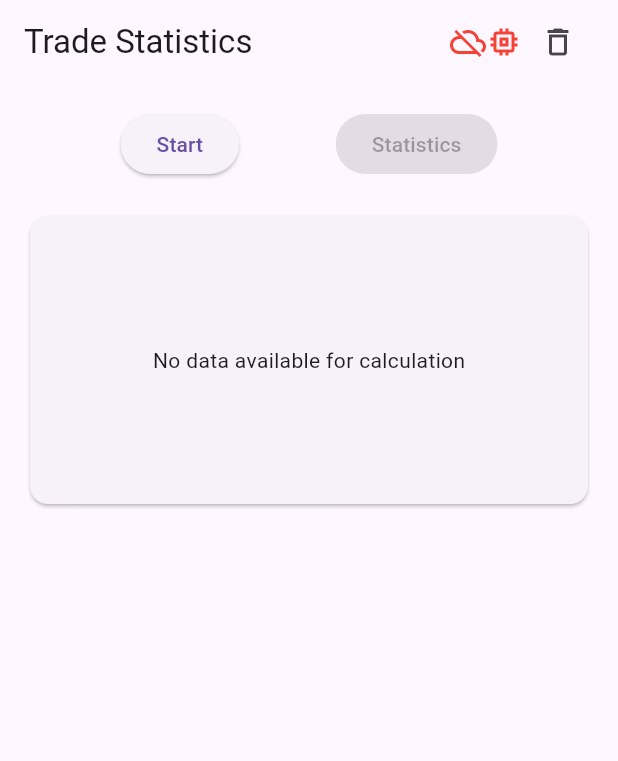
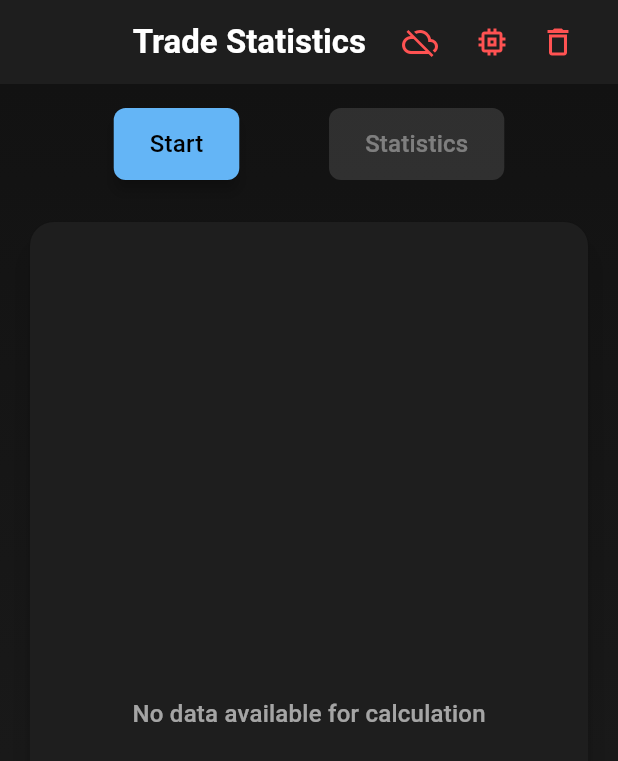
Before and after one commit to dsvsergey/stock_market_quotes, a Flutter app: the screen it shows after launch, after a tap on the "delete outline" icon, on a phone screen of 412 x 824 dp. Shown: the top 761 px of the screen. Run offline on Flutter 3.47's test engine with Material 3 defaults, Android fonts, the light colour scheme and no system bars; our stand-ins replace dartz, flutter_riverpod, isar; accounts and stored records are empty; generated files the repository leaves out were written again.

Commit message:
Enhance UI and refactor services for improved user experience and localization
- Updated the main application theme to use a dark color scheme with enhanced card and button styles.
- Refactored HomeScreen layout to improve usability, including better status indicators and action buttons.
- Integrated localization into various services and views, ensuring consistent error messaging and user feedback.
- Cleaned up imports and removed deprecated member usage warnings across multiple files.
- Enhanced StatisticsTable widget with improved styling and layout for better data presentation.

```diff
--- a/lib/main.dart
+++ b/lib/main.dart
@@ -1,3 +1,5 @@
+// ignore_for_file: deprecated_member_use
+
 import 'package:flutter/material.dart';
 import 'package:flutter_riverpod/flutter_riverpod.dart';
 import 'package:flutter_localizations/flutter_localizations.dart';
@@ -29,7 +31,34 @@ class MainApp extends ConsumerWidget {
       child: MaterialApp(
         title: 'Trade Statistics',
         theme: ThemeData(
-          primarySwatch: Colors.blue,
+          colorScheme: ColorScheme.dark(
+            primary: Colors.blue.shade300,
+            secondary: Colors.tealAccent,
+            surface: const Color(0xFF1E1E1E),
+            background: const Color(0xFF121212),
+            error: Colors.redAccent,
+          ),
+          cardTheme: CardTheme(
+            color: const Color(0xFF1E1E1E),
+            elevation: 4,
+            shape: RoundedRectangleBorder(
+              borderRadius: BorderRadius.circular(12),
+            ),
+          ),
+          elevatedButtonTheme: ElevatedButtonThemeData(
+            style: ElevatedButton.styleFrom(
+              padding: const EdgeInsets.symmetric(horizontal: 24, vertical: 12),
+              shape: RoundedRectangleBorder(
+                borderRadius: BorderRadius.circular(8),
+              ),
+            ),
+          ),
+          appBarTheme: const AppBarTheme(
+            backgroundColor: Color(0xFF1E1E1E),
+            elevation: 0,
+            centerTitle: true,
+          ),
+          scaffoldBackgroundColor: const Color(0xFF121212),
           useMaterial3: true,
         ),
         localizationsDelegates: const [
--- a/lib/providers/providers.dart
+++ b/lib/providers/providers.dart
@@ -1,10 +1,11 @@
 import 'package:flutter_riverpod/flutter_riverpod.dart';
+
+import '../l10n/app_localizations.dart';
 import '../models/quote.dart';
 import '../models/statistics.dart';
 import '../services/database_service.dart';
+import '../services/statistics_service.dart';
 import '../services/websocket_service.dart';
-import '../services/statistics_service.dart';
-import '../l10n/app_localizations.dart';
 
 // Провайдер для локалізації
 final localizationProvider = Provider<AppLocalizations>((ref) {
--- a/lib/services/database_service.dart
+++ b/lib/services/database_service.dart
@@ -1,9 +1,10 @@
+import 'package:dartz/dartz.dart';
 import 'package:isar/isar.dart';
 import 'package:path_provider/path_provider.dart';
-import 'package:dartz/dartz.dart';
+
+import '../l10n/app_localizations.dart';
 import '../models/quote.dart';
 import '../models/statistics.dart';
-import '../l10n/app_localizations.dart';
 
 class DatabaseFailure {
   final String message;
--- a/lib/services/websocket_service.dart
+++ b/lib/services/websocket_service.dart
@@ -3,10 +3,12 @@ import 'dart:convert';
 import 'dart:developer';
 import 'dart:io';
 import 'dart:isolate';
+
 import 'package:dartz/dartz.dart';
+
+import '../l10n/app_localizations.dart';
 import '../models/quote.dart';
 import 'database_service.dart';
-import '../l10n/app_localizations.dart';
 
 class WebSocketFailure {
   final String message;
@@ -26,8 +28,6 @@ class WebSocketService {
   Timer? _throttleTimer;
   static const _reconnectDelay = Duration(seconds: 5);
   static const _pingInterval = Duration(seconds: 30);
-  static const _throttleInterval = Duration(milliseconds: 100);
-  List<Quote> _buffer = [];
   Isolate? _isolate;
   ReceivePort? _receivePort;
   SendPort? _sendPort;
@@ -164,7 +164,6 @@ class WebSocketService {
 
     // Перший байт - FIN і опкод
     final byte1 = data[0];
-    final fin = (byte1 & 0x80) != 0;
     final opcode = byte1 & 0x0F;
 
     // Другий байт - маска і довжина
--- a/lib/views/home_screen.dart
+++ b/lib/views/home_screen.dart
@@ -1,9 +1,11 @@
+// ignore_for_file: deprecated_member_use
+
 import 'package:flutter/material.dart';
 import 'package:flutter_riverpod/flutter_riverpod.dart';
+
+import '../l10n/app_localizations.dart';
 import '../providers/providers.dart';
-import '../l10n/app_localizations.dart';
 import 'statistics_table.dart';
-import 'package:share_plus/share_plus.dart';
 
 class HomeScreen extends ConsumerWidget {
   const HomeScreen({super.key});
@@ -11,31 +13,47 @@ class HomeScreen extends ConsumerWidget {
   @override
   Widget build(BuildContext context, WidgetRef ref) {
     final l10n = AppLocalizations.of(context);
+    final theme = Theme.of(context);
     final isConnected = ref.watch(websocketConnectionProvider);
     final isIsolateRunning = ref.watch(websocketIsolateProvider).value ?? false;
-    final quotesStream = ref.watch(lastQuotesProvider(100));
+    ref.watch(lastQuotesProvider(100));
     final isCalculating = ref.watch(statisticsProvider).isLoading;
 
     return Scaffold(
       appBar: AppBar(
-        title: Text(l10n.appTitle),
+        title: Text(
+          l10n.appTitle,
+          style: theme.textTheme.titleLarge?.copyWith(
+            color: theme.colorScheme.onSurface,
+            fontWeight: FontWeight.bold,
+          ),
+        ),
         actions: [
-          Icon(
-            isConnected ? Icons.cloud_done : Icons.cloud_off,
-            color: isConnected ? Colors.green : Colors.red,
+          _buildStatusIcon(
+            icon: isConnected ? Icons.cloud_done : Icons.cloud_off,
+            color: isConnected ? Colors.greenAccent : Colors.redAccent,
+            theme: theme,
           ),
-          Icon(
-            isIsolateRunning ? Icons.memory : Icons.memory_outlined,
-            color: isIsolateRunning ? Colors.green : Colors.red,
+          const SizedBox(width: 8),
+          _buildStatusIcon(
+            icon: isIsolateRunning ? Icons.memory : Icons.memory_outlined,
+            color: isIsolateRunning ? Colors.greenAccent : Colors.redAccent,
+            theme: theme,
           ),
           IconButton(
-            icon: const Icon(Icons.delete_outline),
+            icon: Icon(
+              Icons.delete_outline,
+              color: theme.colorScheme.error,
+            ),
             onPressed: () async {
               final databaseService = ref.read(databaseServiceProvider);
               final result = await databaseService.clearAllQuotes();
               result.fold(
                 (failure) => ScaffoldMessenger.of(context).showSnackBar(
-                  SnackBar(content: Text(failure.message)),
+                  SnackBar(
+                    content: Text(failure.message),
+                    backgroundColor: theme.colorScheme.error,
+                  ),
                 ),
                 (_) => ref.read(statisticsUpdateProvider.notifier).state++,
               );
@@ -44,84 +62,102 @@ class HomeScreen extends ConsumerWidget {
           const SizedBox(width: 16),
         ],
       ),
-      body: Padding(
+      body: Container(
+        decoration: BoxDecoration(
+          gradient: LinearGradient(
+            begin: Alignment.topCenter,
+            end: Alignment.bottomCenter,
+            colors: [
+              theme.colorScheme.background,
+              theme.colorScheme.surface,
+            ],
+          ),
+        ),
+        child: Padding(
           padding: const EdgeInsets.all(16.0),
           child: Column(
             children: [
               Row(
                 mainAxisAlignment: MainAxisAlignment.spaceEvenly,
                 children: [
-                ElevatedButton(
-                  onPressed: isConnected || isCalculating
-                      ? null
-                      : () async {
+                  _buildActionButton(
+                    context: context,
+                    label: l10n.start,
+                    isEnabled: !isConnected && !isCalculating,
+                    onPressed: () async {
                       final websocketService =
                           ref.read(websocketServiceProvider);
                       final result = await websocketService.connect();
                       result.fold(
                         (failure) {
                           ScaffoldMessenger.of(context).showSnackBar(
-                                SnackBar(content: Text(failure.message)),
+                            SnackBar(
+                              content: Text(failure.message),
+                              backgroundColor: theme.colorScheme.error,
+                            ),
                           );
-                              ref
-                                  .read(websocketConnectionProvider.notifier)
-                                  .state = false;
+                          ref.read(websocketConnectionProvider.notifier).state =
+                              false;
                         },
                         (_) {
-                              ref
-                                  .read(websocketConnectionProvider.notifier)
-                                  .state = true;
+                          ref.read(websocketConnectionProvider.notifier).state =
+                              true;
                         },
                       );
                     },
-                  child: Text(l10n.start),
                   ),
-                ElevatedButton(
-                  onPressed: !isConnected || isCalculating
-                      ? null
-                      : () async {
+                  _buildActionButton(
+                    context: context,
+                    label: l10n.statistics,
+                    isEnabled: isConnected && !isCalculating,
+                    isLoading: isCalculating,
+                    onPressed: () async {
                       final websocketService =
                           ref.read(websocketServiceProvider);
                       await websocketService.disconnect();
                       ref.read(websocketConnectionProvider.notifier).state =
                           false;
-
-                          // Спочатку оновлюємо статистику
                       ref.read(statisticsUpdateProvider.notifier).state++;
-
-                          // Чекаємо завершення розрахунків
                       await ref.read(statisticsProvider.future);
                     },
-                  child: isCalculating
-                      ? const SizedBox(
-                          width: 20,
-                          height: 20,
-                          child: CircularProgressIndicator(
-                            strokeWidth: 2,
-                          ),
-                        )
-                      : Text(l10n.statistics),
                   ),
                 ],
               ),
-            const SizedBox(height: 20),
-            SizedBox(
-              height: 200,
+              const SizedBox(height: 24),
+              Expanded(
                 child: Card(
+                  elevation: 8,
+                  shape: RoundedRectangleBorder(
+                    borderRadius: BorderRadius.circular(16),
+                  ),
                   child: Padding(
-                  padding: const EdgeInsets.all(8.0),
+                    padding: const EdgeInsets.all(16.0),
                     child: ref.watch(statisticsProvider).when(
                           data: (statistics) => statistics != null
                               ? StatisticsTable(
                                   statistics: statistics,
                                   l10n: l10n,
                                 )
-                            : Center(child: Text(l10n.noDataError)),
+                              : Center(
+                                  child: Text(
+                                    l10n.noDataError,
+                                    style:
+                                        theme.textTheme.titleMedium?.copyWith(
+                                      color: theme.colorScheme.onSurface
+                                          .withOpacity(0.6),
+                                    ),
+                                  ),
+                                ),
                           loading: () => const Center(
                             child: CircularProgressIndicator(),
                           ),
                           error: (error, stack) => Center(
-                          child: Text('${l10n.error}: $error'),
+                            child: Text(
+                              '${l10n.error}: $error',
+                              style: theme.textTheme.titleMedium?.copyWith(
+                                color: theme.colorScheme.error,
+                              ),
+                            ),
                           ),
                         ),
                   ),
@@ -130,6 +166,67 @@ class HomeScreen extends ConsumerWidget {
             ],
           ),
         ),
+      ),
+    );
+  }
+
+  Widget _buildStatusIcon({
+    required IconData icon,
+    required Color color,
+    required ThemeData theme,
+  }) {
+    return Container(
+      padding: const EdgeInsets.all(8),
+      child: Icon(
+        icon,
+        color: color,
+        size: 24,
+      ),
+    );
+  }
+
+  Widget _buildActionButton({
+    required BuildContext context,
+    required String label,
+    required bool isEnabled,
+    required VoidCallback onPressed,
+    bool isLoading = false,
+  }) {
+    final theme = Theme.of(context);
+    return SizedBox(
+      height: 48,
+      child: ElevatedButton(
+        onPressed: isEnabled ? onPressed : null,
+        style: ElevatedButton.styleFrom(
+          backgroundColor: theme.colorScheme.primary,
+          foregroundColor: theme.colorScheme.onPrimary,
+          disabledBackgroundColor:
+              theme.colorScheme.onSurface.withOpacity(0.12),
+          disabledForegroundColor:
+              theme.colorScheme.onSurface.withOpacity(0.38),
+          elevation: isEnabled ? 4 : 0,
+        ),
+        child: isLoading
+            ? SizedBox(
+                width: 24,
+                height: 24,
+                child: CircularProgressIndicator(
+                  strokeWidth: 2,
+                  valueColor: AlwaysStoppedAnimation<Color>(
+                    theme.colorScheme.onPrimary,
+                  ),
+                ),
+              )
+            : Text(
+                label,
+                style: theme.textTheme.titleMedium?.copyWith(
+                  color: isEnabled
+                      ? theme.colorScheme.onPrimary
+                      : theme.colorScheme.onSurface.withOpacity(0.38),
+                  fontWeight: FontWeight.w500,
+                ),
+              ),
+      ),
     );
   }
 }
--- a/lib/views/statistics_table.dart
+++ b/lib/views/statistics_table.dart
@@ -1,8 +1,9 @@
 // ignore_for_file: deprecated_member_use
 
 import 'package:flutter/material.dart';
+
+import '../l10n/app_localizations.dart';
 import '../models/statistics.dart';
-import '../l10n/app_localizations.dart';
 
 class StatisticsTable extends StatelessWidget {
   final Statistics statistics;
@@ -20,15 +21,22 @@ class StatisticsTable extends StatelessWidget {
 
     return Container(
       decoration: BoxDecoration(
-        border: Border.all(
-          color: theme.dividerColor.withOpacity(0.2),
+        color: theme.colorScheme.surface,
+        borderRadius: BorderRadius.circular(12),
+        boxShadow: [
+          BoxShadow(
+            color: Colors.black.withOpacity(0.2),
+            blurRadius: 8,
+            offset: const Offset(0, 4),
           ),
-        borderRadius: BorderRadius.circular(8),
+        ],
       ),
+      child: ClipRRect(
+        borderRadius: BorderRadius.circular(12),
         child: Table(
           border: TableBorder(
             horizontalInside: BorderSide(
-            color: theme.dividerColor.withOpacity(0.2),
+              color: theme.colorScheme.onSurface.withOpacity(0.1),
             ),
           ),
           columnWidths: const {
@@ -43,17 +51,19 @@ class StatisticsTable extends StatelessWidget {
             _buildRow(l10n.mode, statistics.mode.toStringAsFixed(2), theme),
             _buildRow(l10n.median, statistics.median.toStringAsFixed(2), theme),
             _buildRow(l10n.lostQuotes, statistics.lostQuotes.toString(), theme,
-              valueColor:
-                  statistics.lostQuotes > 0 ? Colors.red : Colors.green),
+                valueColor: statistics.lostQuotes > 0
+                    ? Colors.redAccent
+                    : Colors.greenAccent),
             _buildRow(
               l10n.calculationTime,
               '${statistics.calculationTime.inMilliseconds} ${l10n.milliseconds}',
               theme,
               valueColor: statistics.calculationTime.inMilliseconds > 100
-                ? Colors.orange
-                : Colors.green,
+                  ? Colors.orangeAccent
+                  : Colors.greenAccent,
             ),
           ],
+        ),
       ),
     );
   }
@@ -61,18 +71,25 @@ class StatisticsTable extends StatelessWidget {
   TableRow _buildHeaderRow(ThemeData theme) {
     return TableRow(
       decoration: BoxDecoration(
-        color: theme.primaryColor.withOpacity(0.1),
+        color: theme.colorScheme.primary.withOpacity(0.1),
       ),
       children: [
         _buildCell(
           l10n.statisticsTable,
           theme,
-          textStyle: const TextStyle(
+          textStyle: theme.textTheme.titleMedium?.copyWith(
+            color: theme.colorScheme.primary,
             fontWeight: FontWeight.bold,
-            fontSize: 16,
           ),
         ),
-        _buildCell('', theme),
+        _buildCell(
+          '',
+          theme,
+          textStyle: theme.textTheme.titleMedium?.copyWith(
+            color: theme.colorScheme.primary,
+            fontWeight: FontWeight.bold,
+          ),
+        ),
       ],
     );
   }
@@ -84,17 +101,16 @@ class StatisticsTable extends StatelessWidget {
         _buildCell(
           label,
           theme,
-          textStyle: TextStyle(
-            fontWeight: FontWeight.w500,
-            color: theme.textTheme.bodyLarge?.color?.withOpacity(0.8),
+          textStyle: theme.textTheme.bodyMedium?.copyWith(
+            color: theme.colorScheme.onSurface.withOpacity(0.8),
           ),
         ),
         _buildCell(
           value,
           theme,
-          textStyle: TextStyle(
-            fontWeight: FontWeight.w600,
-            color: valueColor,
+          textStyle: theme.textTheme.bodyMedium?.copyWith(
+            color: valueColor ?? theme.colorScheme.onSurface,
+            fontWeight: FontWeight.w500,
           ),
         ),
       ],
@@ -104,8 +120,8 @@ class StatisticsTable extends StatelessWidget {
   Widget _buildCell(String text, ThemeData theme, {TextStyle? textStyle}) {
     return Container(
       padding: const EdgeInsets.symmetric(
-        vertical: 12.0,
-        horizontal: 16.0,
+        vertical: 16.0,
+        horizontal: 20.0,
       ),
       alignment: Alignment.centerLeft,
       child: AnimatedSwitcher(
```
Also changed, not shown: lib/services/statistics_service.dart (+3 -6 lines). Lines whose indentation alone changed are shown as unchanged.
